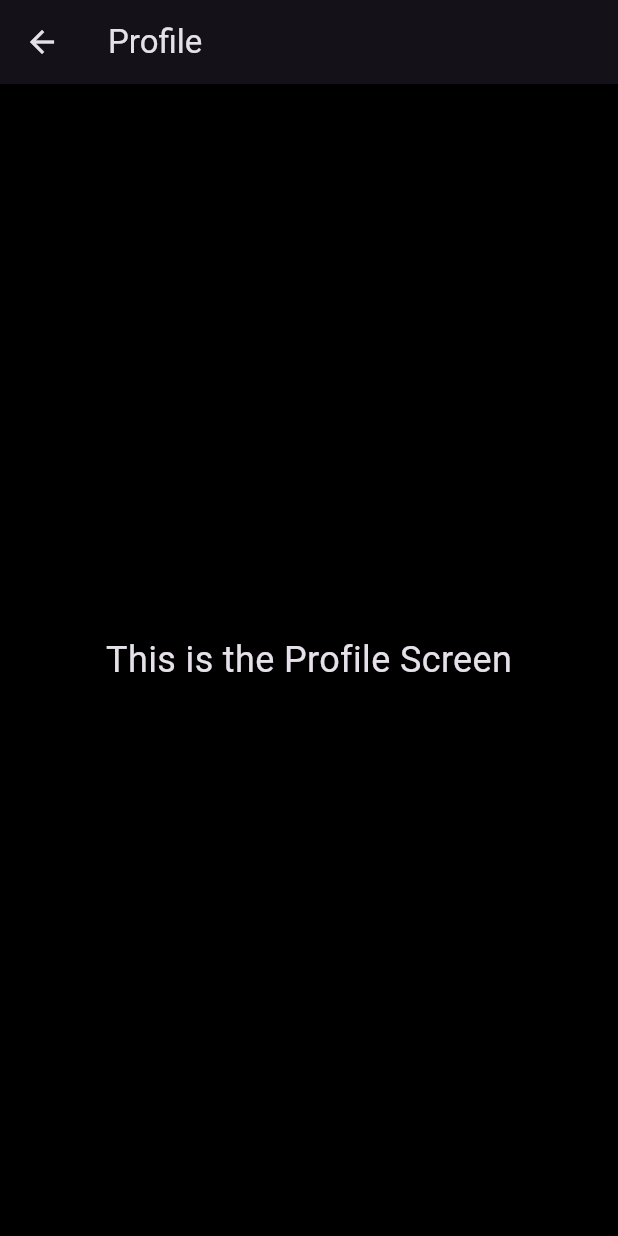
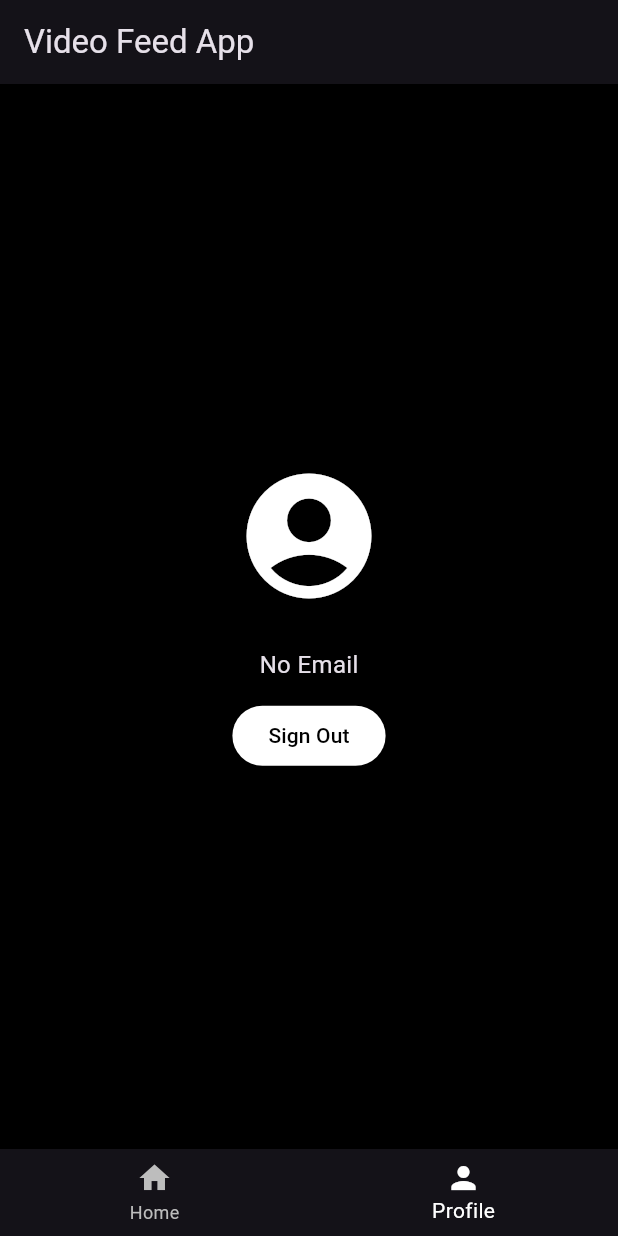
Before and after one commit to ahmedsilinii/tiktok-clone, a Flutter app: the screen it shows once a user with an empty profile is signed in, item 2 of the bottom bar chosen, on a phone screen of 412 x 824 dp. Run offline on Flutter 3.47's test engine with Material 3 defaults, Android fonts, the phone set to English and light mode, and no system bars; our stand-ins replace cloud_firestore, firebase_auth, firebase_core, firebase_storage, flutter_cache_manager, flutter_riverpod and 1 more; accounts and stored records are empty.

Commit message:
log out feature

```diff
--- a/lib/controllers/auth/auth_controller.dart
+++ b/lib/controllers/auth/auth_controller.dart
@@ -37,10 +37,10 @@ class AuthController extends StateNotifier<AsyncValue<AppUser?>> {
     }
   }
 
-  Future<void> signOut() async {
+  Future<void> signOut(BuildContext context) async {
     state = const AsyncValue.loading();
     try {
-      await ref.read(authRepositoryProvider).signOut();
+      await ref.read(authRepositoryProvider).signOut(context);
     } catch (e) {
       state = AsyncValue.error(e, StackTrace.current);
     }
--- a/lib/repositories/auth/auth_repository.dart
+++ b/lib/repositories/auth/auth_repository.dart
@@ -1,8 +1,11 @@
 import 'package:cloud_firestore/cloud_firestore.dart';
 import 'package:firebase_auth/firebase_auth.dart';
+import 'package:flutter/material.dart';
 import 'package:flutter_riverpod/flutter_riverpod.dart';
+import 'package:tiktok_clone/core/utils/utils.dart';
 import 'package:tiktok_clone/models/auth/user_model.dart';
 import 'package:tiktok_clone/core/providers/firebase_providers.dart';
+import 'package:tiktok_clone/views/screens/auth/login_screen.dart';
 
 class AuthRepository {
   final FirebaseAuth _auth;
@@ -43,10 +46,16 @@ class AuthRepository {
     }
   }
 
-  Future<void> signOut() async {
+  Future<void> signOut(BuildContext context) async {
     try {
       await _auth.signOut();
+      // ignore: use_build_context_synchronously
+      showSnackBar(context, 'Signed out successfully');
+      // ignore: use_build_context_synchronously
+      Navigator.push(context, LoginScreen.route());
     } catch (e) {
+      // ignore: use_build_context_synchronously
+      showSnackBar(context, 'Failed to sign out: $e');
       throw Exception('Failed to sign out: $e');
     }
   }
--- /dev/null
+++ b/lib/views/screens/auth/profile_screen.dart
@@ -0,0 +1,74 @@
+import 'package:flutter/material.dart';
+import 'package:flutter_riverpod/flutter_riverpod.dart';
+import 'package:tiktok_clone/controllers/auth/auth_controller.dart';
+import 'package:tiktok_clone/views/screens/home/home_screen.dart';
+
+class ProfileScreen extends ConsumerWidget {
+  const ProfileScreen({super.key});
+
+  void _onTabTapped(BuildContext context, int index) {
+    if (index == 0) {
+      Navigator.of(context).pushReplacement(
+        MaterialPageRoute(builder: (context) => const HomeScreen()),
+      );
+    }
+    // If index == 1, already on ProfileScreen, do nothing.
+  }
+
+  @override
+  Widget build(BuildContext context, WidgetRef ref) {
+    final userAsync = ref.watch(authControllerProvider);
+
+    return Scaffold(
+      appBar: AppBar(title: const Text('Video Feed App ')),
+      body: userAsync.when(
+        loading: () => const Center(child: CircularProgressIndicator()),
+        error: (error, _) => Center(child: Text('Error: $error')),
+        data: (user) {
+          if (user == null) {
+            return const Center(child: Text('No user found.'));
+          }
+          return Center(
+            child: Padding(
+              padding: const EdgeInsets.all(24.0),
+              child: Column(
+                mainAxisAlignment: MainAxisAlignment.center,
+                children: [
+                  const Icon(Icons.account_circle, size: 100),
+                  const SizedBox(height: 24),
+
+                  Text(
+                    user.email?.isNotEmpty == true ? user.email! : 'No Email',
+                    style: const TextStyle(fontSize: 16),
+                  ),
+                  const SizedBox(height: 12),
+
+                  ElevatedButton(
+                    style: ElevatedButton.styleFrom(
+                      backgroundColor: Colors.white,
+                      foregroundColor: Colors.black,
+                    ),
+                    onPressed: () {
+                      ref.read(authControllerProvider.notifier).signOut(context);
+                    },
+                    child: const Text('Sign Out'),
+                  ),
+                ],
+              ),
+            ),
+          );
+        },
+      ),
+      bottomNavigationBar: BottomNavigationBar(
+        currentIndex: 1,
+        onTap: (index) => _onTabTapped(context, index),
+        selectedItemColor: Colors.white,
+        unselectedItemColor: Colors.grey[400],
+        items: const [
+          BottomNavigationBarItem(icon: Icon(Icons.home), label: 'Home'),
+          BottomNavigationBarItem(icon: Icon(Icons.person), label: 'Profile'),
+        ],
+      ),
+    );
+  }
+}
--- a/lib/views/screens/home/home_screen.dart
+++ b/lib/views/screens/home/home_screen.dart
@@ -2,6 +2,7 @@ import 'package:flutter/material.dart';
 import 'package:flutter_riverpod/flutter_riverpod.dart';
 import 'package:tiktok_clone/controllers/auth/auth_controller.dart';
 import 'package:tiktok_clone/controllers/home/video_controller.dart';
+import 'package:tiktok_clone/views/screens/auth/profile_screen.dart';
 import 'package:tiktok_clone/views/widgets/local_video_player_widget.dart';
 
 class HomeScreen extends ConsumerStatefulWidget {
@@ -18,9 +19,9 @@ class _HomeScreenState extends ConsumerState<HomeScreen> {
 
   void _onTabTapped(int index) {
     if (index == 1) {
-      Navigator.of(
-        context,
-      ).push(MaterialPageRoute(builder: (context) => const ProfileScreen()));
+      Navigator.of(context).pushReplacement(
+        MaterialPageRoute(builder: (context) => const ProfileScreen()),
+      );
     } else {
       setState(() {
         _selectedTab = index;
@@ -60,8 +61,8 @@ class _HomeScreenState extends ConsumerState<HomeScreen> {
                         children: [
                           IconButton(
                             icon: Icon(
-                                video.likedBy.contains(
-                                  ref.read(authControllerProvider).value?.uid,
+                              video.likedBy.contains(
+                                    ref.read(authControllerProvider).value?.uid,
                                   )
                                   ? Icons.thumb_up
                                   : Icons.thumb_up_outlined,
@@ -103,20 +104,3 @@ class _HomeScreenState extends ConsumerState<HomeScreen> {
     );
   }
 }
-
-class ProfileScreen extends StatelessWidget {
-  const ProfileScreen({super.key});
-
-  @override
-  Widget build(BuildContext context) {
-    return Scaffold(
-      appBar: AppBar(title: const Text('Profile')),
-      body: const Center(
-        child: Text(
-          'This is the Profile Screen',
-          style: TextStyle(fontSize: 24),
-        ),
-      ),
-    );
-  }
-}
```
